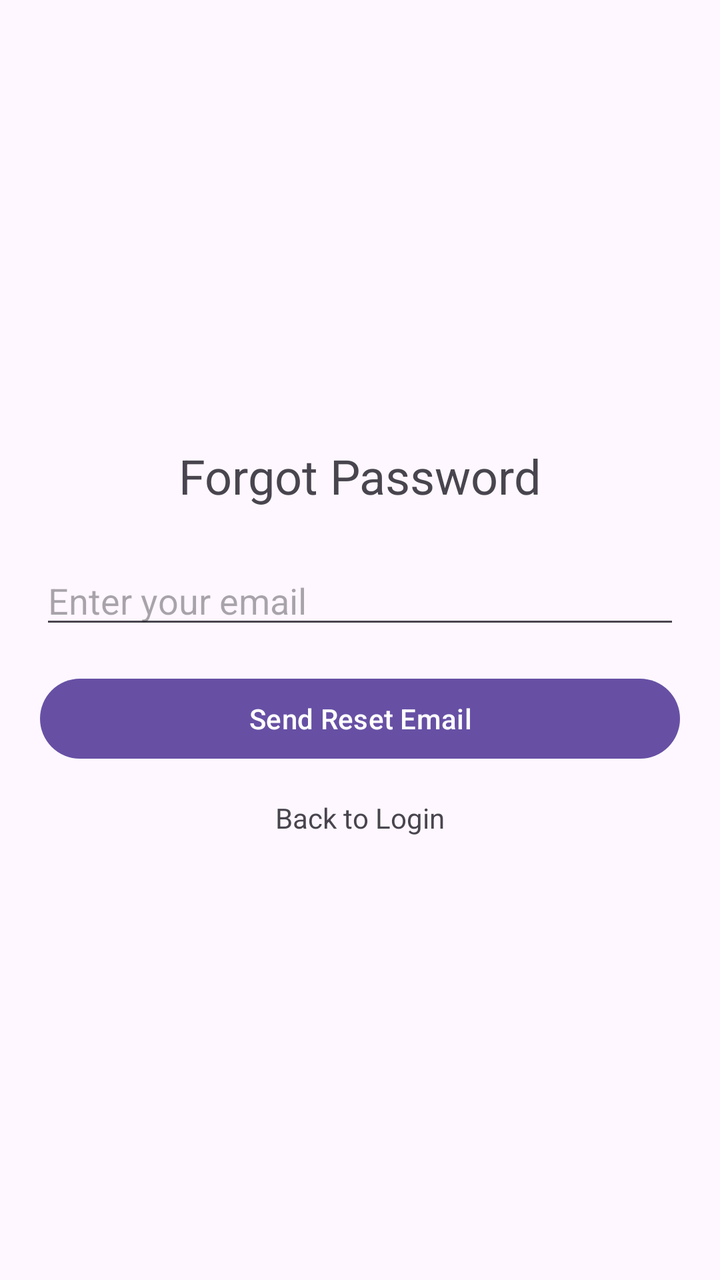
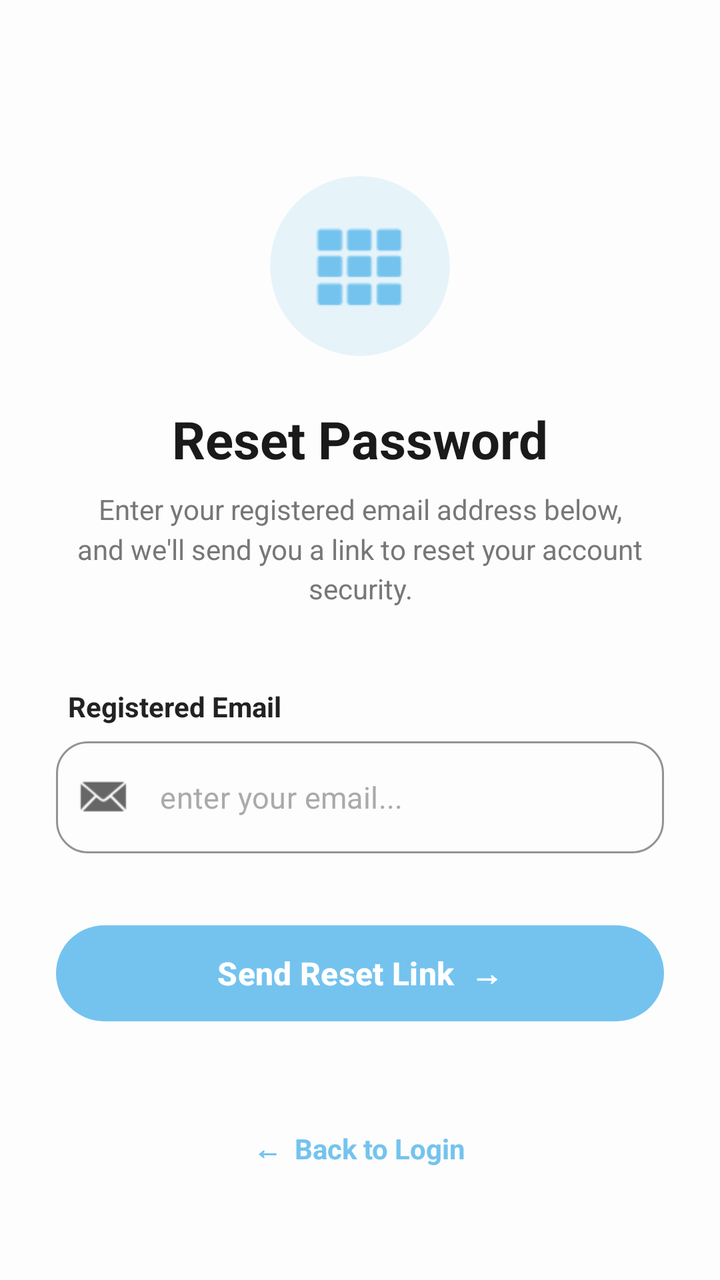

Compare the two renders of this Android layout. The source of the first and the diff that turns it into the second are given below.
<!-- AndroidManifest.xml: application theme Theme.SafeRoute -->
<!-- res/layout/fragment_forget.xml -->
<?xml version="1.0" encoding="utf-8"?>
<LinearLayout xmlns:android="http://schemas.android.com/apk/res/android"
    android:layout_width="match_parent"
    android:layout_height="match_parent"
    xmlns:tools="http://schemas.android.com/tools"
    android:orientation="vertical"
    android:padding="20dp"
    android:gravity="center"
    tools:context=".ui.auth.ForgetFragment">

    <TextView
        android:text="Forgot Password"
        android:textSize="24sp"
        android:layout_width="wrap_content"
        android:layout_height="wrap_content"
        android:layout_marginBottom="24dp"/>

    <EditText
        android:id="@+id/emailEt"
        android:hint="Enter your email"
        android:inputType="textEmailAddress"
        android:layout_width="match_parent"
        android:layout_height="wrap_content"/>

    <Button
        android:id="@+id/resetBtn"
        android:text="Send Reset Email"
        android:layout_width="match_parent"
        android:layout_height="wrap_content"
        android:layout_marginTop="16dp"/>

    <TextView
        android:id="@+id/backToLoginTv"
        android:text="Back to Login"
        android:layout_width="wrap_content"
        android:layout_height="wrap_content"
        android:layout_marginTop="16dp"/>

</LinearLayout>
<!-- resources referenced by this layout -->
<resources>
  <style name="Theme.SafeRoute" parent="Base.Theme.SafeRoute" />
  <style name="Base.Theme.SafeRoute" parent="Theme.Material3.DayNight.NoActionBar">
          
          
      </style>
</resources>

<!-- the commit's change to res/layout/fragment_forget.xml (unified diff, before → after) -->
@@ -1,39 +1,109 @@
 <?xml version="1.0" encoding="utf-8"?>
 <LinearLayout xmlns:android="http://schemas.android.com/apk/res/android"
+    xmlns:app="http://schemas.android.com/apk/res-auto"
     android:layout_width="match_parent"
     android:layout_height="match_parent"
-    xmlns:tools="http://schemas.android.com/tools"
     android:orientation="vertical"
-    android:padding="20dp"
-    android:gravity="center"
-    tools:context=".ui.auth.ForgetFragment">
+    android:background="#FDFDFD"
+    android:padding="28dp"
+    android:gravity="center_horizontal">
+
+    <com.google.android.material.card.MaterialCardView
+        android:layout_width="90dp"
+        android:layout_height="90dp"
+        android:layout_marginTop="60dp"
+        app:cardCornerRadius="45dp"
+        app:cardBackgroundColor="#E6F4FA"
+        app:strokeWidth="0dp"
+        app:cardElevation="0dp">
+        <ImageView
+            android:layout_width="45dp"
+            android:layout_height="45dp"
+            android:layout_gravity="center"
+            android:src="@android:drawable/ic_dialog_dialer"
+            app:tint="#74C3EE" />
+    </com.google.android.material.card.MaterialCardView>
 
     <TextView
-        android:text="Forgot Password"
-        android:textSize="24sp"
         android:layout_width="wrap_content"
         android:layout_height="wrap_content"
-        android:layout_marginBottom="24dp"/>
+        android:text="Reset Password"
+        android:textColor="#1A1A1A"
+        android:textSize="26sp"
+        android:textStyle="bold"
+        android:layout_marginTop="24dp"/>
 
-    <EditText
-        android:id="@+id/emailEt"
-        android:hint="Enter your email"
-        android:inputType="textEmailAddress"
-        android:layout_width="match_parent"
-        android:layout_height="wrap_content"/>
+    <TextView
+        android:layout_width="wrap_content"
+        android:layout_height="wrap_content"
+        android:text="Enter your registered email address below, and we'll send you a link to reset your account security."
+        android:textColor="#777777"
+        android:textSize="14sp"
+        android:gravity="center"
+        android:layout_marginTop="8dp"
+        android:lineSpacingMultiplier="1.2"/>
 
-    <Button
-        android:id="@+id/resetBtn"
-        android:text="Send Reset Email"
+    <TextView
         android:layout_width="match_parent"
         android:layout_height="wrap_content"
-        android:layout_marginTop="16dp"/>
+        android:text="Registered Email"
+        android:textColor="#222222"
+        android:textStyle="bold"
+        android:textSize="14sp"
+        android:layout_marginTop="40dp"
+        android:layout_marginStart="4dp"/>
+
+    <com.google.android.material.textfield.TextInputLayout
+        android:layout_width="match_parent"
+        android:layout_height="wrap_content"
+        android:layout_marginTop="8dp"
+        app:hintEnabled="false"
+        app:boxStrokeColor="#74C3EE"
+        app:startIconDrawable="@android:drawable/sym_action_email"
+        app:startIconTint="#666666"
+        app:boxCornerRadiusTopStart="16dp"
+        app:boxCornerRadiusTopEnd="16dp"
+        app:boxCornerRadiusBottomStart="16dp"
+        app:boxCornerRadiusBottomEnd="16dp"
+        style="@style/Widget.MaterialComponents.TextInputLayout.OutlinedBox">
+
+        <com.google.android.material.textfield.TextInputEditText
+            android:id="@+id/emailEt"
+            android:layout_width="match_parent"
+            android:layout_height="56dp"
+            android:hint="enter your email..."
+            android:textColorHint="#AAAAAA"
+            android:inputType="textEmailAddress"
+            android:textColor="#222222"
+            android:textSize="15sp"/>
+    </com.google.android.material.textfield.TextInputLayout>
+
+    <com.google.android.material.button.MaterialButton
+        android:id="@+id/resetBtn"
+        android:layout_width="match_parent"
+        android:layout_height="56dp"
+        android:layout_marginTop="32dp"
+        android:text="Send Reset Link  →"
+        android:textColor="#FFFFFF"
+        android:textSize="16sp"
+        android:textStyle="bold"
+        app:backgroundTint="#74C3EE"
+        app:cornerRadius="28dp" />
+
+    <View
+        android:layout_width="match_parent"
+        android:layout_height="0dp"
+        android:layout_weight="1"/>
 
     <TextView
         android:id="@+id/backToLoginTv"
-        android:text="Back to Login"
         android:layout_width="wrap_content"
         android:layout_height="wrap_content"
-        android:layout_marginTop="16dp"/>
+        android:text="←  Back to Login"
+        android:textColor="#74C3EE"
+        android:textStyle="bold"
+        android:textSize="14sp"
+        android:layout_marginBottom="20dp"
+        android:padding="8dp"/>
 
 </LinearLayout>
